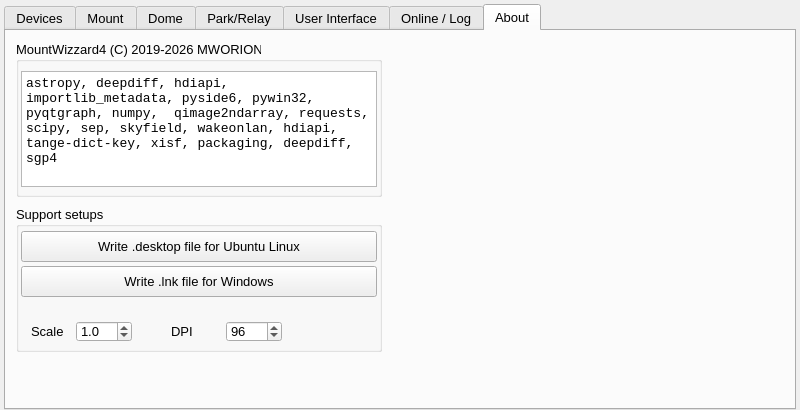
The window that src_add/widgets/setting.ui (mworion/MountWizzard4) describes before a commit, drawn with Qt 5.
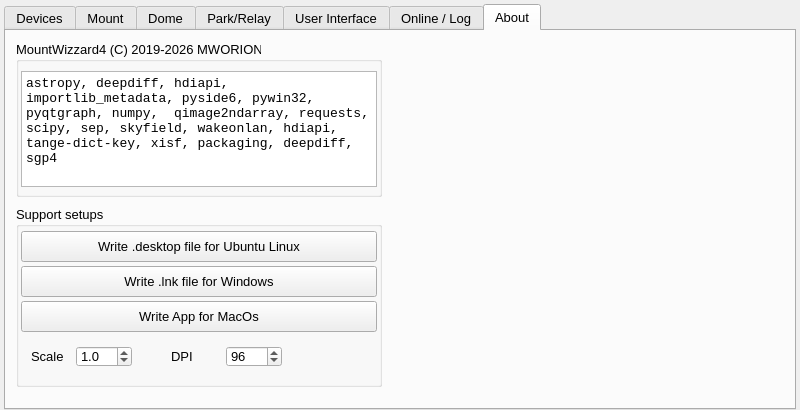
The same window after the commit. The open tabs and pages were chosen to show the change.

Commit message: adding prep for linux / windows including size parameters

Diff of the .ui file:
```diff
--- a/src_add/widgets/setting.ui
+++ b/src_add/widgets/setting.ui
@@ -7056,7 +7056,7 @@
          <x>10</x>
          <y>175</y>
          <width>366</width>
-         <height>146</height>
+         <height>181</height>
         </rect>
        </property>
        <property name="toolTip">
@@ -7116,7 +7116,7 @@
         <property name="geometry">
          <rect>
           <x>15</x>
-          <y>115</y>
+          <y>140</y>
           <width>46</width>
           <height>21</height>
          </rect>
@@ -7136,7 +7136,7 @@
         <property name="geometry">
          <rect>
           <x>60</x>
-          <y>115</y>
+          <y>140</y>
           <width>56</width>
           <height>21</height>
          </rect>
@@ -7208,7 +7208,7 @@
         <property name="geometry">
          <rect>
           <x>210</x>
-          <y>115</y>
+          <y>140</y>
           <width>56</width>
           <height>21</height>
          </rect>
@@ -7239,7 +7239,7 @@
         <property name="geometry">
          <rect>
           <x>155</x>
-          <y>115</y>
+          <y>140</y>
           <width>56</width>
           <height>21</height>
          </rect>
@@ -7255,6 +7255,47 @@
          <string>DPI</string>
         </property>
        </widget>
+       <widget class="QPushButton" name="writeMacOsConfig">
+        <property name="geometry">
+         <rect>
+          <x>5</x>
+          <y>95</y>
+          <width>356</width>
+          <height>31</height>
+         </rect>
+        </property>
+        <property name="sizePolicy">
+         <sizepolicy hsizetype="Expanding" vsizetype="Expanding">
+          <horstretch>0</horstretch>
+          <verstretch>0</verstretch>
+         </sizepolicy>
+        </property>
+        <property name="minimumSize">
+         <size>
+          <width>50</width>
+          <height>25</height>
+         </size>
+        </property>
+        <property name="maximumSize">
+         <size>
+          <width>16777215</width>
+          <height>16777215</height>
+         </size>
+        </property>
+        <property name="font">
+         <font>
+          <family>Arial</family>
+          <pointsize>10</pointsize>
+          <bold>false</bold>
+         </font>
+        </property>
+        <property name="toolTip">
+         <string>Boots the mount if Wake on Lan is anabled, a MAC address is set in the configuration and the mount computer is connected to the same subnet as your computer. A wired connection is needed. </string>
+        </property>
+        <property name="text">
+         <string>Write App for MacOs</string>
+        </property>
+       </widget>
       </widget>
      </widget>
     </widget>
```
Left out of the diff: 2 changed lines with no effect on the pictures. The commit also changes 4 other files.
